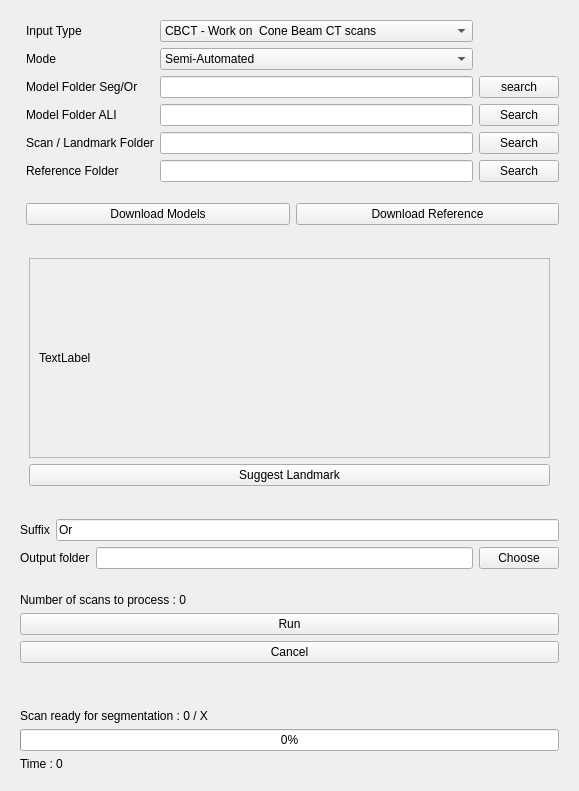
The window that ASO/Resources/UI/ASO.ui (lucanchling/ASO) describes before a commit, drawn with Qt 5.
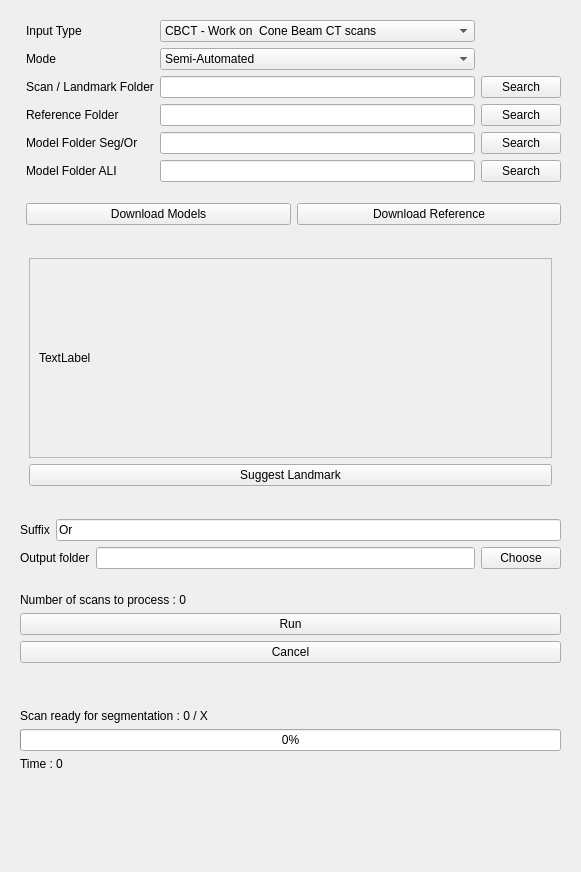
The same window after the commit. The open tabs and pages were chosen to show the change. Custom widgets are drawn as their Qt base class.

What changed in the file:
```diff
--- a/ASO/Resources/UI/ASO.ui
+++ b/ASO/Resources/UI/ASO.ui
@@ -6,8 +6,8 @@
    <rect>
     <x>0</x>
     <y>0</y>
-    <width>579</width>
-    <height>732</height>
+    <width>581</width>
+    <height>872</height>
    </rect>
   </property>
   <layout class="QVBoxLayout" name="verticalLayout">
@@ -37,20 +37,6 @@
               </property>
              </widget>
             </item>
-            <item>
-             <widget class="QLabel" name="label_7">
-              <property name="text">
-               <string>Model Folder Seg/Or</string>
-              </property>
-             </widget>
-            </item>
-            <item>
-             <widget class="QLabel" name="label_6">
-              <property name="text">
-               <string>Model Folder ALI</string>
-              </property>
-             </widget>
-            </item>
             <item>
              <widget class="QLabel" name="label_3">
               <property name="text">
@@ -65,6 +51,20 @@
               </property>
              </widget>
             </item>
+            <item>
+             <widget class="QLabel" name="label_7">
+              <property name="text">
+               <string>Model Folder Seg/Or</string>
+              </property>
+             </widget>
+            </item>
+            <item>
+             <widget class="QLabel" name="label_6">
+              <property name="text">
+               <string>Model Folder ALI</string>
+              </property>
+             </widget>
+            </item>
            </layout>
           </item>
           <item>
@@ -97,18 +97,18 @@
               </item>
              </widget>
             </item>
-            <item>
-             <widget class="QLineEdit" name="lineEditModelSegOr"/>
-            </item>
-            <item>
-             <widget class="QLineEdit" name="lineEditModelAli"/>
-            </item>
             <item>
              <widget class="QLineEdit" name="lineEditScanLmPath"/>
             </item>
             <item>
              <widget class="QLineEdit" name="lineEditRefFolder"/>
             </item>
+            <item>
+             <widget class="QLineEdit" name="lineEditModelSegOr"/>
+            </item>
+            <item>
+             <widget class="QLineEdit" name="lineEditModelAli"/>
+            </item>
            </layout>
           </item>
           <item>
@@ -120,20 +120,6 @@
               </property>
              </widget>
             </item>
-            <item>
-             <widget class="QPushButton" name="ButtonSearchModelSegOr">
-              <property name="text">
-               <string>search</string>
-              </property>
-             </widget>
-            </item>
-            <item>
-             <widget class="QPushButton" name="ButtonSearchModelAli">
-              <property name="text">
-               <string>Search</string>
-              </property>
-             </widget>
-            </item>
             <item>
              <widget class="QPushButton" name="ButtonSearchScanLmFolder">
               <property name="text">
@@ -148,6 +134,20 @@
               </property>
              </widget>
             </item>
+            <item>
+             <widget class="QPushButton" name="ButtonSearchModelSegOr">
+              <property name="text">
+               <string>Search</string>
+              </property>
+             </widget>
+            </item>
+            <item>
+             <widget class="QPushButton" name="ButtonSearchModelAli">
+              <property name="text">
+               <string>Search</string>
+              </property>
+             </widget>
+            </item>
            </layout>
           </item>
          </layout>
@@ -250,8 +250,8 @@
                   <rect>
                    <x>0</x>
                    <y>0</y>
-                   <width>537</width>
-                   <height>198</height>
+                   <width>87</width>
+                   <height>37</height>
                   </rect>
                  </property>
                  <layout class="QVBoxLayout" name="verticalLayout_14">
```
Left out of the diff: 4 changed lines with no effect on the pictures.
